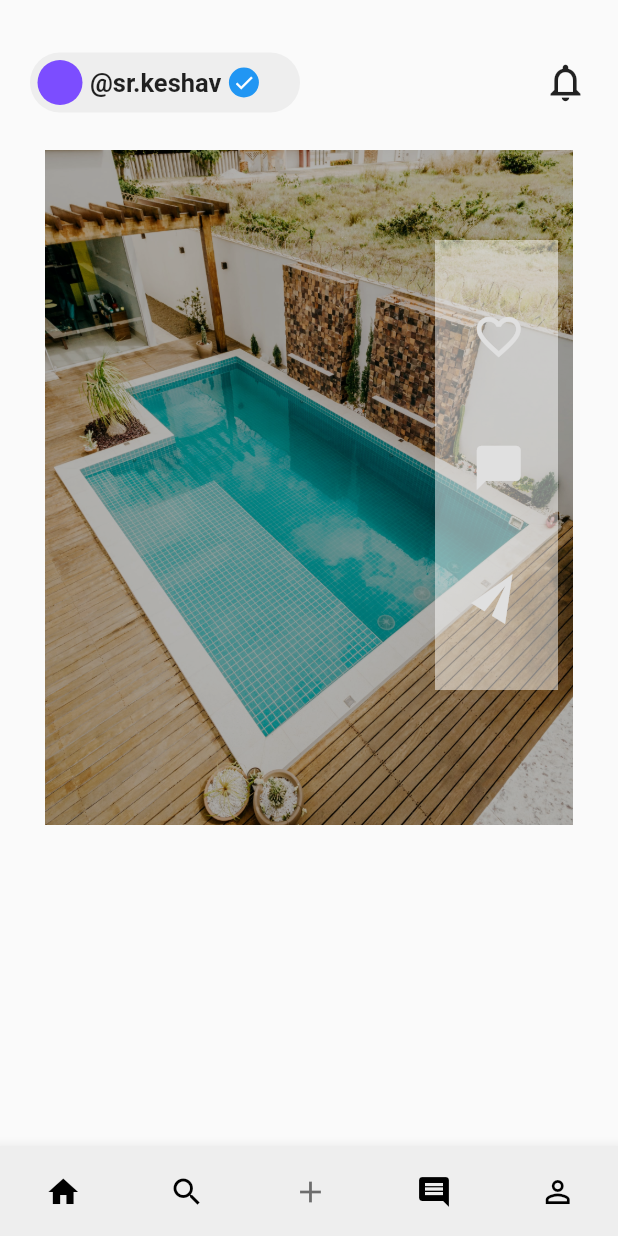
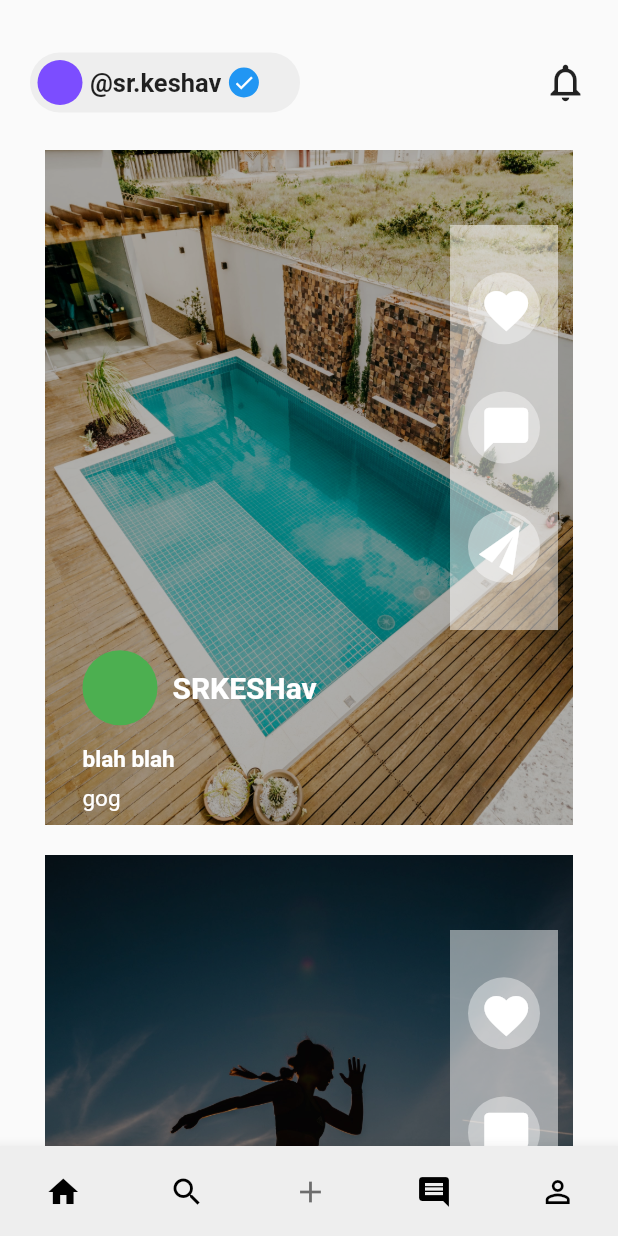
Before and after one commit to KESHAVBERG/R-task, a Flutter app: the screen it shows after launch, on a phone screen of 412 x 824 dp. Run offline on Flutter 3.47's test engine with Material 2 defaults, Android fonts, the phone set to English and light mode, and no system bars.

Commit message:
done with post

```diff
--- a/lib/pages/home.dart
+++ b/lib/pages/home.dart
@@ -1,3 +1,5 @@
+import 'dart:ui';
+
 import 'package:flutter/material.dart';
 
 class Home extends StatefulWidget {
@@ -8,6 +10,35 @@ class Home extends StatefulWidget {
 }
 
 class _HomeState extends State<Home> {
+  Stack mainStack(
+      String imgPath, String userName, String Description, String hastags) {
+    return Stack(
+      children: [
+        Container(
+          margin: EdgeInsets.symmetric(horizontal: 10, vertical: 10),
+          height: 450,
+          width: MediaQuery.of(context).size.width,
+          decoration: BoxDecoration(
+              color: Colors.indigoAccent,
+              image: DecorationImage(
+                  fit: BoxFit.cover, image: AssetImage(imgPath))),
+        ),
+        Container(
+          margin: EdgeInsets.symmetric(horizontal: 10, vertical: 10),
+          width: MediaQuery.of(context).size.width,
+          color: Colors.black.withOpacity(0.3),
+          height: 450,
+        ),
+        Buttons(),
+        Details(
+          userName: userName,
+          description: Description,
+          hastags: hastags,
+        ),
+      ],
+    );
+  }
+
   @override
   Widget build(BuildContext context) {
     return Scaffold(
@@ -36,43 +67,15 @@ class _HomeState extends State<Home> {
                   color: Colors.black.withOpacity(0.3),
                   height: 450,
                 ),
-                Container(
-                  margin: EdgeInsets.fromLTRB(270, 70, 20, 70),
-                  height: 300,
-                  width: MediaQuery.of(context).size.width,
-                  color: Colors.white.withOpacity(0.5),
-                  child: Column(
-                    mainAxisAlignment: MainAxisAlignment.spaceEvenly,
-                    children: [
-                      IconButton(
-                          onPressed: () {},
-                          icon: Icon(
-                            Icons.favorite_border,
-                            size: 35,
-                            color: Colors.grey[300],
-                          )),
-                      IconButton(
-                          onPressed: () {},
-                          icon: Icon(
-                            Icons.messenger_outlined,
-                            size: 35,
-                            color: Colors.grey[300],
-                          )),
-                      Transform.rotate(
-                        angle: -45,
-                        child: IconButton(
-                            onPressed: () {},
-                            icon: Icon(
-                              Icons.send,
-                              size: 35,
-                              color: Colors.grey[300],
-                            )),
-                      ),
-                    ],
-                  ),
-                )
+                Buttons(),
+                Details(
+                  userName: 'SRKESHav',
+                  description: "blah blah",
+                  hastags: 'gog',
+                ),
               ],
             ),
+            mainStack('img/img2.jpg', 'SRK', "Bad and good", "#bad"),
           ],
         ),
       ),
@@ -142,3 +145,124 @@ class Header extends StatelessWidget {
     );
   }
 }
+
+class Buttons extends StatelessWidget {
+  const Buttons({Key? key}) : super(key: key);
+
+  @override
+  Widget build(BuildContext context) {
+    return Container(
+      margin: EdgeInsets.fromLTRB(280, 60, 20, 70),
+      height: 270,
+      width: MediaQuery.of(context).size.width,
+      color: Colors.white.withOpacity(0.5),
+      child: Column(
+        mainAxisAlignment: MainAxisAlignment.spaceEvenly,
+        children: [
+          Container(
+            decoration: BoxDecoration(
+              color: Colors.white.withOpacity(0.4),
+              shape: BoxShape.circle,
+            ),
+            child: IconButton(
+                onPressed: () {},
+                icon: Icon(
+                  Icons.favorite,
+                  size: 35,
+                  color: Colors.white,
+                )),
+          ),
+          Container(
+            decoration: BoxDecoration(
+              color: Colors.white.withOpacity(0.4),
+              shape: BoxShape.circle,
+            ),
+            child: IconButton(
+                onPressed: () {},
+                icon: const Icon(
+                  Icons.messenger_outlined,
+                  size: 35,
+                  color: Colors.white,
+                )),
+          ),
+          Container(
+            decoration: BoxDecoration(
+              color: Colors.white.withOpacity(0.4),
+              shape: BoxShape.circle,
+            ),
+            child: Transform.rotate(
+              angle: -45,
+              child: IconButton(
+                  onPressed: () {},
+                  icon: const Icon(
+                    Icons.send,
+                    size: 35,
+                    color: Colors.white,
+                  )),
+            ),
+          ),
+        ],
+      ),
+    );
+  }
+}
+
+class Details extends StatelessWidget {
+  const Details(
+      {Key? key,
+      required this.userName,
+      required this.description,
+      required this.hastags})
+      : super(key: key);
+  final String userName, description, hastags;
+
+  @override
+  Widget build(BuildContext context) {
+    return Container(
+      padding: EdgeInsets.symmetric(horizontal: 35),
+      height: 130,
+      width: MediaQuery.of(context).size.width,
+      margin: EdgeInsets.fromLTRB(0, 330, 0, 0),
+      child: Column(
+        mainAxisAlignment: MainAxisAlignment.spaceEvenly,
+        crossAxisAlignment: CrossAxisAlignment.start,
+        children: [
+          Container(
+            height: 60,
+            width: MediaQuery.of(context).size.width,
+            child: Row(
+              children: [
+                Container(
+                  height: 50,
+                  width: 50,
+                  decoration: BoxDecoration(
+                      color: Colors.green, shape: BoxShape.circle),
+                ),
+                SizedBox(
+                  width: 10,
+                ),
+                Text(
+                  userName,
+                  style: TextStyle(
+                    color: Colors.white,
+                    fontWeight: FontWeight.w700,
+                    fontSize: 20,
+                  ),
+                )
+              ],
+            ),
+          ),
+          Text(
+            description,
+            style: TextStyle(
+                color: Colors.white, fontSize: 15, fontWeight: FontWeight.w700),
+          ),
+          Text(
+            hastags,
+            style: TextStyle(color: Colors.white, fontSize: 15),
+          ),
+        ],
+      ),
+    );
+  }
+}
```
Also changed, not shown: img/img2.jpg (added).
